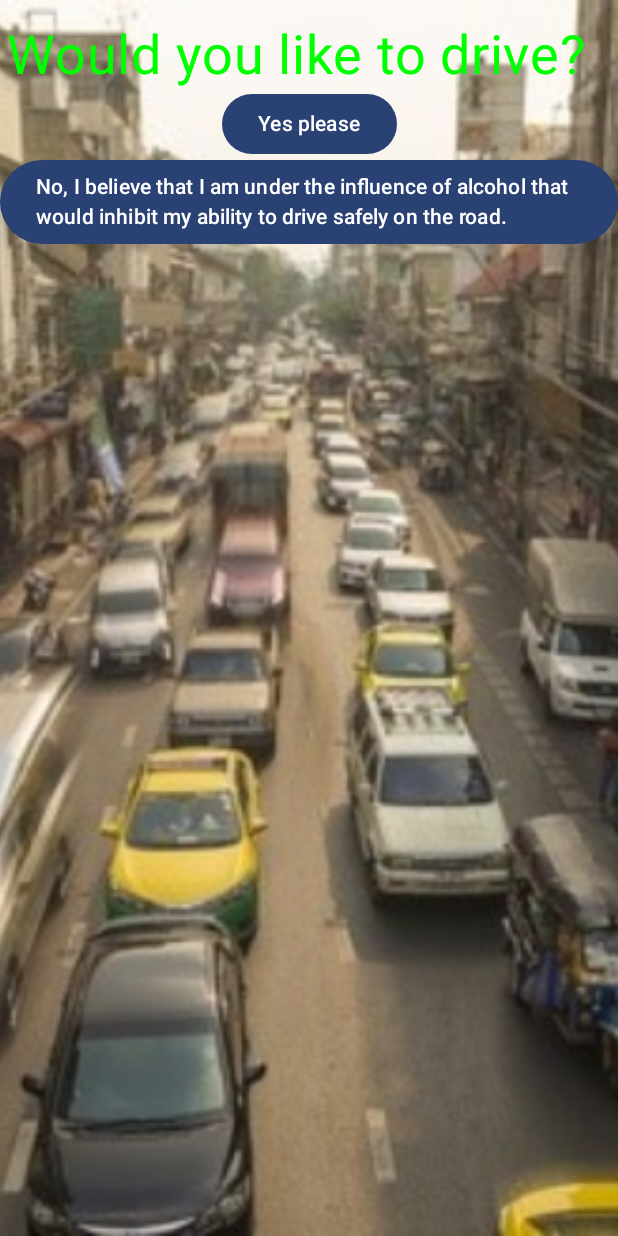
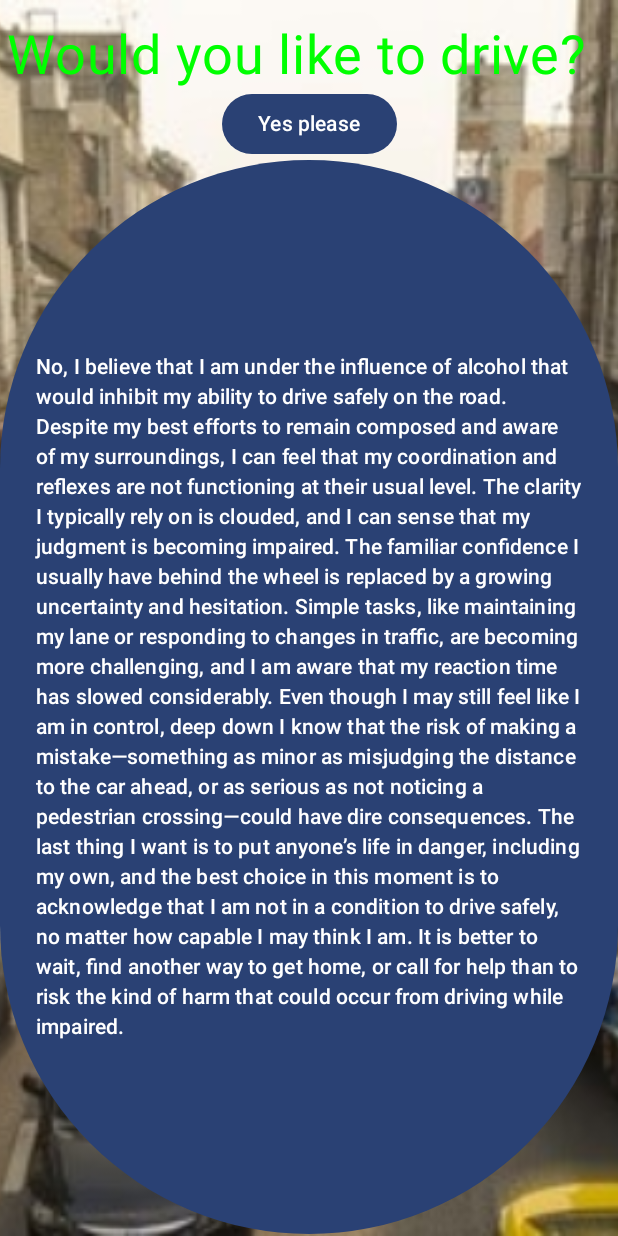
Before and after one commit to LeightonGinty/AlcoGotchi, an Android app built with Jetpack Compose: the DrivingActivity screen opened directly, with no data from a screen before it, after a tap on "Yes please", on a phone screen of 412 x 824 dp. Run offline under Robolectric (Android 15) with nearby library versions, the phone set to English and light mode, and no system bars; network calls fail; 1 statement that could not run was skipped.

Commit message:
Design changes and fix blocking call

```diff
--- a/app/src/main/java/com/example/alcagotchi/DrivingActivity.kt
+++ b/app/src/main/java/com/example/alcagotchi/DrivingActivity.kt
@@ -75,7 +75,7 @@
     fun drive(context: Context) {
         val alcoGotchi = AlcoGotchi.getInstance()
         viewModelScope.launch {
-            runBlocking {
+            kotlin.run {
                 try {
                     alcoGotchi.postDrive()
                 } catch (e: Exception) {
@@ -117,7 +117,10 @@
             Text("Yes please")
         }
         Button(onClick = { context.finish() }) {
-            Text("No, I believe that I am under the influence of alcohol that would inhibit my ability to drive safely on the road.")
+            Text("\n\n\n\n\n\nNo, I believe that I am under the influence of alcohol that would inhibit my ability to drive safely on the road. Despite my best efforts to remain composed and aware of my surroundings, I can feel that my coordination and reflexes are not functioning at their usual level. The clarity I typically rely on is clouded, and I can sense that my judgment is becoming impaired. The familiar confidence I usually have behind the wheel is replaced by a growing uncertainty and hesitation. Simple tasks, like maintaining my lane or responding to changes in traffic, are becoming more challenging, and I am aware that my reaction time has slowed considerably. Even though I may still feel like I am in control, deep down I know that the risk of making a mistake—something as minor as misjudging the distance to the car ahead, or as serious as not noticing a pedestrian crossing—could have dire consequences. The last thing I want is to put anyone’s life in danger, including my own, and the best choice in this moment is to acknowledge that I am not in a condition to drive safely, no matter how capable I may think I am. It is better to wait, find another way to get home, or call for help than to risk the kind of harm that could occur from driving while impaired.\n" +
+                    "\n" +
+                    "\n" +
+                    "\n\n\n")
         }
     }
 }
```
